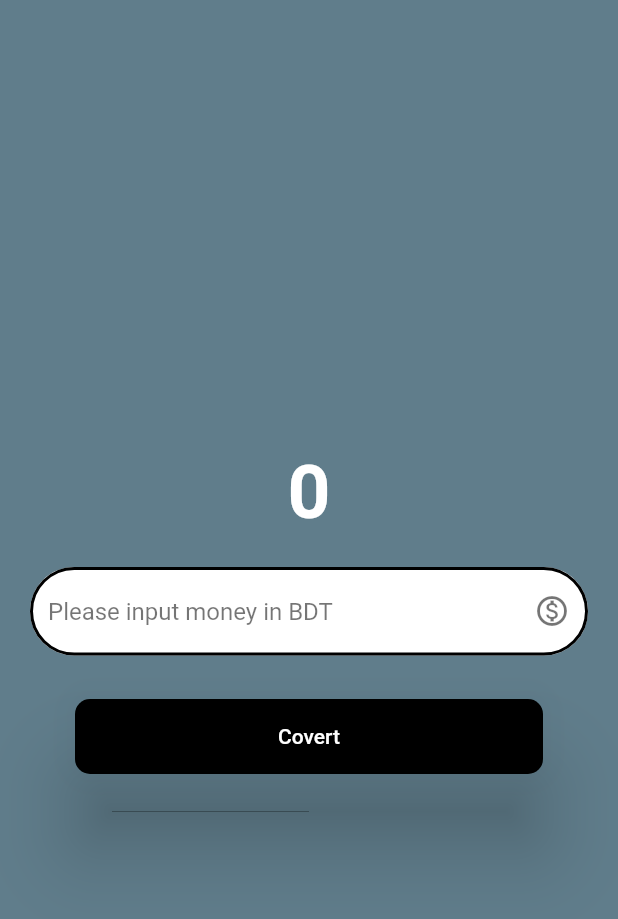
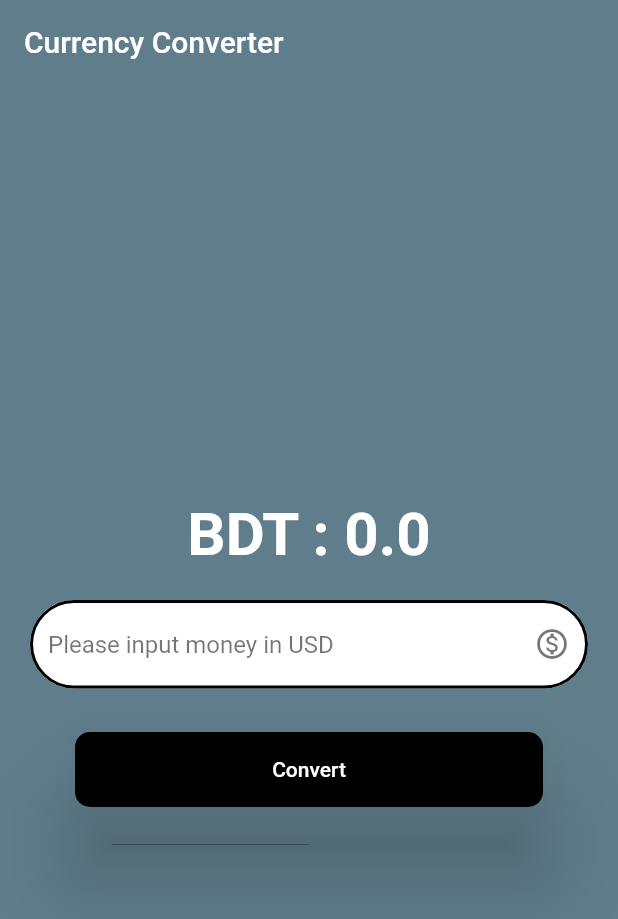
Before and after one commit to The-Black-Shadow/currency_converter, a Flutter app: the screen it shows after launch, on a phone screen of 412 x 824 dp. Shown: the top 919 px of the screen. Run offline on Flutter 3.47's test engine with Material 2 defaults, Android fonts, the phone set to English and light mode, and no system bars.

Commit message:
completed the app

```diff
--- a/lib/home_page.dart
+++ b/lib/home_page.dart
@@ -1,9 +1,17 @@
 import 'package:flutter/material.dart';
 
-class HomePage extends StatelessWidget {
+class HomePage extends StatefulWidget{
   const HomePage({super.key});
   @override
-  Widget build(BuildContext context) {
+  State<HomePage>createState()=> _HomePageState();
+}
+
+class _HomePageState extends State<HomePage>{
+  double result = 0;
+  final TextEditingController textEditingController = TextEditingController();
+  @override
+  Widget build(BuildContext context){
+
     const border = OutlineInputBorder(
       borderSide: BorderSide(
         width: 2,
@@ -14,27 +22,33 @@ class HomePage extends StatelessWidget {
       ),
     );
     return Scaffold(
+      appBar: AppBar(
+        title: const Text("Currency Converter"),
+        elevation: 0,
+        backgroundColor: Colors.blueGrey,
+      ),
       backgroundColor: Colors.blueGrey,
       body: Center(
         child: Column(
           mainAxisAlignment: MainAxisAlignment.center,
           children: [
-            const Text(
-              '0',
-              style: TextStyle(
-                fontSize: 50,
+            Text(
+              "BDT : $result",
+              style: const TextStyle(
+                fontSize: 40,
                 fontWeight: FontWeight.bold,
                 color: Color.fromARGB(255, 255, 255, 255),
               ),
             ),
-            const Padding(
-              padding: EdgeInsets.all(20),
+             Padding(
+              padding:const EdgeInsets.all(20),
               child: TextField(
-                style: TextStyle(
+                controller: textEditingController,
+                style: const TextStyle(
                   color: Color.fromARGB(255, 0, 0, 0),
                 ),
-                decoration: InputDecoration(
-                  hintText: 'Please input money in BDT',
+                decoration: const InputDecoration(
+                  hintText: 'Please input money in USD',
                   hintStyle: TextStyle(
                     color: Colors.black54,
                   ),
@@ -45,7 +59,7 @@ class HomePage extends StatelessWidget {
                   focusedBorder: border,
                   enabledBorder: border,
                 ),
-                keyboardType: TextInputType.numberWithOptions(
+                keyboardType: const TextInputType.numberWithOptions(
                   decimal: true,
                 ),
               ),
@@ -53,9 +67,12 @@ class HomePage extends StatelessWidget {
             Padding(
               padding: const EdgeInsets.symmetric(vertical: 9, horizontal: 50),
               child: ElevatedButton(
-                onPressed: () {
-                  debugPrint('Convert');
+                onPressed:(){
+                  setState(() {
+                    result = double.parse(textEditingController.text) * 115;
+                  });
                 },
+
                 style: ButtonStyle(
                   elevation: const MaterialStatePropertyAll(25),
                   backgroundColor: const MaterialStatePropertyAll(Colors.black),
@@ -69,7 +86,7 @@ class HomePage extends StatelessWidget {
                     ),
                   ),
                 ),
-                child: const Text('Covert'),
+                child: const Text('Convert'),
               ),
             ),
           ],
```
